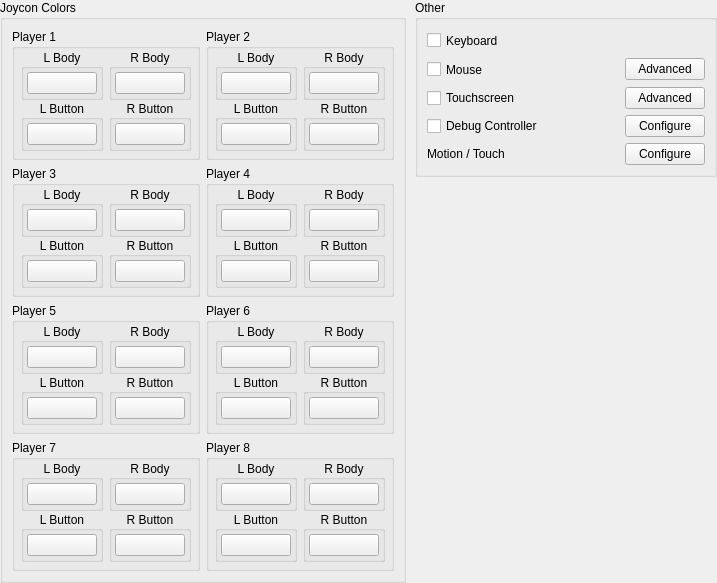
The window that src/yuzu/configuration/configure_input_advanced.ui (rorrim-rorrim/eden-alt) describes before a commit, drawn with Qt 5.
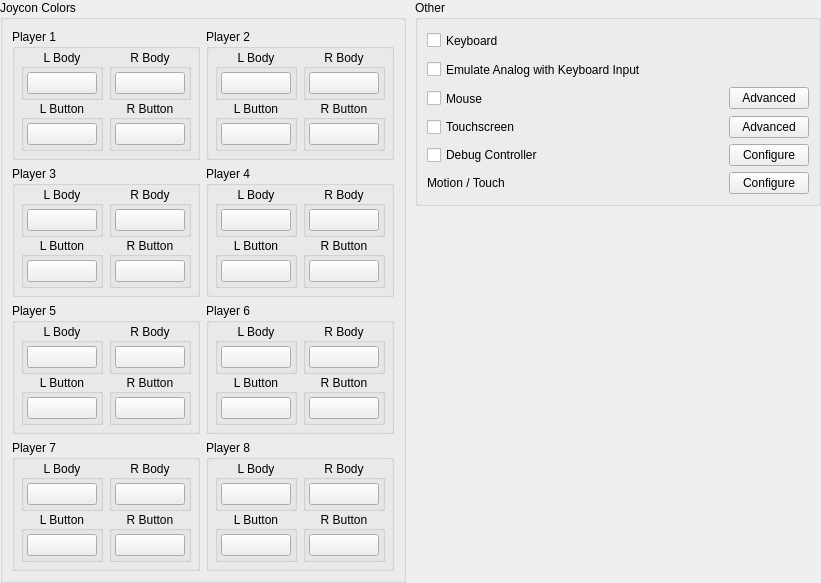
The same window after the commit.

Commit message: Disable analog joystick from buttons by default

What changed in the file:
```diff
--- a/src/yuzu/configuration/configure_input_advanced.ui
+++ b/src/yuzu/configuration/configure_input_advanced.ui
@@ -2546,14 +2546,27 @@
                  </property>
                 </widget>
                </item>
-               <item row="4" column="2">
+               <item row="1" column="0">
+                 <widget class="QCheckBox" name="emulate_analog_keyboard">
+                   <property name="minimumSize">
+                     <size>
+                       <width>0</width>
+                       <height>23</height>
+                     </size>
+                   </property>
+                   <property name="text">
+                     <string>Emulate Analog with Keyboard Input</string>
+                   </property>
+                 </widget>
+               </item>
+               <item row="5" column="2">
                 <widget class="QPushButton" name="touchscreen_advanced">
                  <property name="text">
                   <string>Advanced</string>
                  </property>
                 </widget>
                </item>
-               <item row="1" column="1">
+               <item row="2" column="1">
                 <spacer name="horizontalSpacer_8">
                  <property name="orientation">
                   <enum>Qt::Horizontal</enum>
@@ -2569,21 +2582,21 @@
                  </property>
                 </spacer>
                </item>
-               <item row="1" column="2">
+               <item row="2" column="2">
                 <widget class="QPushButton" name="mouse_advanced">
                  <property name="text">
                   <string>Advanced</string>
                  </property>
                 </widget>
                </item>
-               <item row="4" column="0">
+               <item row="5" column="0">
                 <widget class="QCheckBox" name="touchscreen_enabled">
                  <property name="text">
                   <string>Touchscreen</string>
                  </property>
                 </widget>
                </item>
-               <item row="1" column="0">
+               <item row="2" column="0">
                 <widget class="QCheckBox" name="mouse_enabled">
                  <property name="minimumSize">
                   <size>
@@ -2596,28 +2609,28 @@
                  </property>
                 </widget>
                </item>
-               <item row="6" column="0">
+               <item row="7" column="0">
                 <widget class="QLabel" name="motion_touch">
                  <property name="text">
                   <string>Motion / Touch</string>
                  </property>
                 </widget>
                </item>
-               <item row="6" column="2">
+               <item row="7" column="2">
                 <widget class="QPushButton" name="buttonMotionTouch">
                  <property name="text">
                   <string>Configure</string>
                  </property>
                 </widget>
                </item>
-               <item row="5" column="0">
+               <item row="6" column="0">
                 <widget class="QCheckBox" name="debug_enabled">
                  <property name="text">
                   <string>Debug Controller</string>
                  </property>
                 </widget>
                </item>
-               <item row="5" column="2">
+               <item row="6" column="2">
                 <widget class="QPushButton" name="debug_configure">
                  <property name="text">
                   <string>Configure</string>
```
The commit also changes 4 other files.
